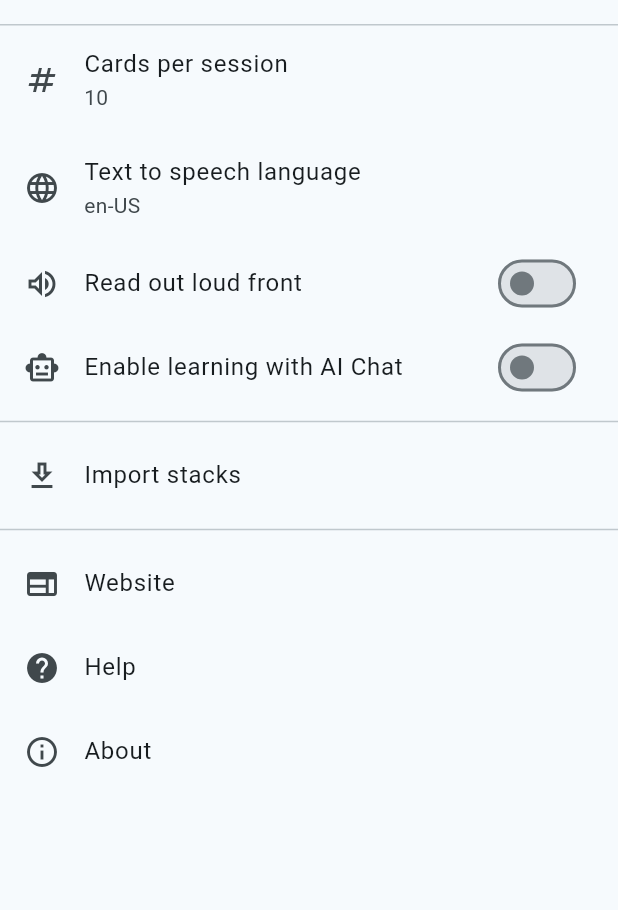
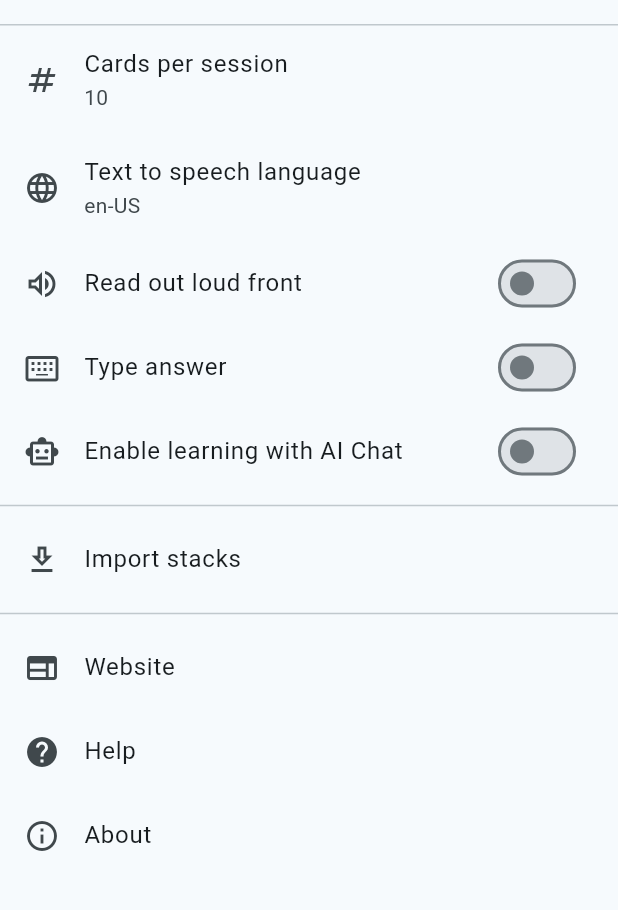
Before and after one commit to krille-chan/simple-flashcards, a Flutter app: the screen it shows after launch, after a tap on the "settings" icon, on a phone screen of 412 x 824 dp, the part 300-1210 px from its top. Run offline on Flutter 3.47's test engine with Material 3 defaults, Android fonts, the phone set to English and light mode, and no system bars; drawn by our look-alikes of dynamic_color; our stand-ins replace adaptive_dialog, chat_bubbles, emoji_picker_flutter, file_picker, flip_card, hive_flutter and 4 more; missing offline and left inert: chat_gpt_sdk, fast_csv, text_to_speech; accounts and stored records are empty; generated files the repository leaves out were written again.

Commit message:
feat: Type answer

```diff
--- a/assets/l10n/intl_de.arb
+++ b/assets/l10n/intl_de.arb
@@ -74,5 +74,6 @@
     "no": "Nein",
     "repeat": "Wiederholen",
     "flip": "Umdrehen",
-    "hint": "Hinweis"
+    "hint": "Hinweis",
+    "typeAnswer": "Antwort eintippen"
 }
--- a/assets/l10n/intl_en.arb
+++ b/assets/l10n/intl_en.arb
@@ -76,5 +76,6 @@
     "tryAgain": "Try again",
     "repeat": "Repeat",
     "flip": "Flip",
-    "hint": "Hint"
+    "hint": "Hint",
+    "typeAnswer": "Type answer"
 }
--- a/lib/config/settings_keys.dart
+++ b/lib/config/settings_keys.dart
@@ -3,5 +3,6 @@ abstract class SettingsKeys {
   static const String enableTextToSpeechKey = 'enable_text_to_speach';
   static const String textToSpeechLanguageKey = 'text_to_speech_language';
   static const String openAiApiKey = 'open_ai_api_key';
+  static const String typeAnswer = 'type_answer';
   static const int defaultCardsPerSessionKey = 10;
 }
--- a/lib/pages/settings/settings_page.dart
+++ b/lib/pages/settings/settings_page.dart
@@ -78,6 +78,13 @@ class SettingsPageController extends State<SettingsPage> {
     setState(() {});
   }
 
+  void setTypeAnswer(bool enable) async {
+    await SimpleFlashcards.of(context)
+        .preferences
+        .setBool(SettingsKeys.typeAnswer, enable);
+    setState(() {});
+  }
+
   void setopenAiApiKey(bool enable) async {
     final preferences = SimpleFlashcards.of(context).preferences;
     if (!enable) {
@@ -117,6 +124,12 @@ class SettingsPageController extends State<SettingsPage> {
           .preferences
           .getString(SettingsKeys.openAiApiKey) !=
       null;
+
+  bool get typeAnswer =>
+      SimpleFlashcards.of(context)
+          .preferences
+          .getBool(SettingsKeys.typeAnswer) ??
+      false;
 
   bool get isTextToSpeechEnabled =>
       SimpleFlashcards.of(context)
--- a/lib/pages/settings/settings_page_view.dart
+++ b/lib/pages/settings/settings_page_view.dart
@@ -50,6 +50,13 @@ class SettingsPageView extends StatelessWidget {
             secondary: const Icon(Icons.volume_up_outlined),
           ),
           SwitchListTile.adaptive(
+            value: controller.typeAnswer,
+            onChanged: controller.setTypeAnswer,
+            title: Text(L10n.of(context)!.typeAnswer),
+            controlAffinity: ListTileControlAffinity.trailing,
+            secondary: const Icon(Icons.keyboard_alt_outlined),
+          ),
+          SwitchListTile.adaptive(
             secondary: const Icon(Icons.smart_toy_outlined),
             title: Text(L10n.of(context)!.enableAiChatLearning),
             onChanged: (enable) => controller.setopenAiApiKey(enable),
```
Also changed, not shown: lib/pages/session/session_page.dart (+34 -0 lines), lib/pages/session/session_page_view.dart (+28 -0 lines).
